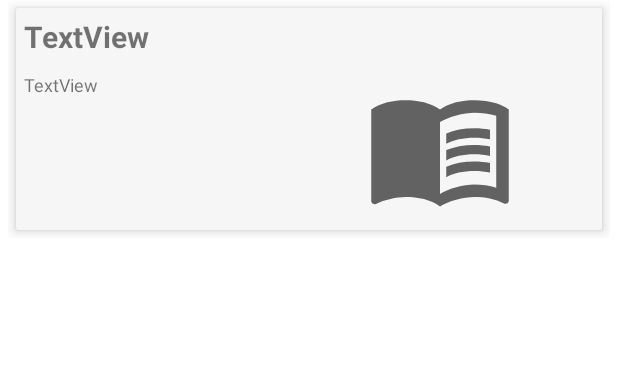
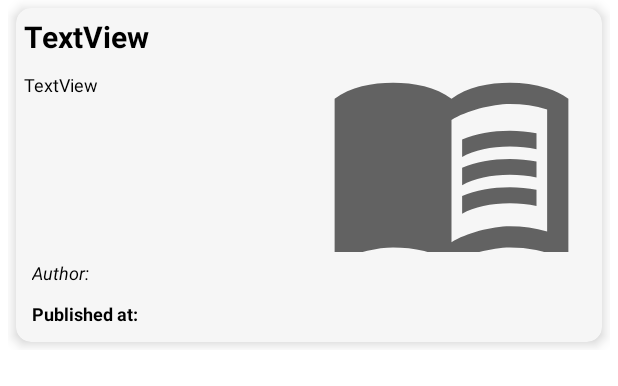
Before and after one commit to UniqueShubham/news-application-repo, an Android app: the layout news_card.xml on its own in the app's theme, with its tools: preview values and no code run, on a phone screen of 412 x 824 dp. Shown: the top 386 px of the screen. Run offline under Robolectric (Android 15) with nearby library versions, the phone set to English and light mode, and no system bars.

Commit message:
News Card Adapter and UI

```diff
--- a/app/src/main/res/layout/news_card.xml
+++ b/app/src/main/res/layout/news_card.xml
@@ -8,11 +8,13 @@
     android:layout_height="wrap_content">
 
     <androidx.cardview.widget.CardView
+        android:id="@+id/cvNews"
         android:layout_width="match_parent"
-        android:layout_height="wrap_content"
+        android:layout_height="match_parent"
         android:layout_margin="5dp"
         app:cardElevation="5dp"
         app:cardUseCompatPadding="false"
+        app:cardCornerRadius="10dp"
         app:cardBackgroundColor="#f6f6f6">
 
         <LinearLayout
@@ -27,30 +29,65 @@
                 android:layout_height="wrap_content"
                 android:text="TextView"
                 android:textSize="20dp"
+                android:textColor="@color/black"
+                android:maxLines="2"
                 android:textStyle="bold" />
 
             <LinearLayout
                 android:layout_width="match_parent"
-                android:layout_height="wrap_content"
+                android:layout_height="120dp"
                 android:layout_marginTop="10dp"
                 android:orientation="horizontal">
 
                 <TextView
                     android:id="@+id/tvDesc"
-                    android:layout_width="wrap_content"
-                    android:layout_height="100dp"
+                    android:layout_width="match_parent"
+                    android:layout_height="match_parent"
                     android:layout_weight="1"
+                    android:ellipsize="end"
+                    android:maxLines="5"
+                    android:textColor="@color/black"
                     android:text="TextView"
                     android:textSize="12dp" />
 
                 <ImageView
                     android:id="@+id/ivPic"
-                    android:layout_width="80dp"
-                    android:layout_height="100dp"
+                    android:layout_width="match_parent"
+                    android:layout_height="match_parent"
                     android:layout_weight="1"
+                    android:padding="10dp"
+                    android:scaleType="centerCrop"
                     android:contentDescription="TODO"
                     app:srcCompat="@drawable/newspaper" />
+
+
             </LinearLayout>
+
+            <TextView
+                android:id="@+id/tvAuthor"
+                android:layout_width="match_parent"
+                android:layout_height="match_parent"
+                android:text="Author:"
+                android:textSize="12dp"
+                android:textColor="@color/black"
+                android:textStyle="italic"
+                android:padding="5dp">
+
+            </TextView>
+
+            <TextView
+                android:id="@+id/tvTime"
+                android:layout_width="match_parent"
+                android:layout_height="match_parent"
+                android:text="Published at:"
+                android:textSize="12dp"
+                android:textColor="@color/black"
+                android:textStyle="bold"
+                android:padding="5dp">
+
+            </TextView>
+
+
         </LinearLayout>
 
     </androidx.cardview.widget.CardView>
--- a/app/src/main/res/values-night/themes.xml
+++ b/app/src/main/res/values-night/themes.xml
@@ -2,8 +2,8 @@
     <!-- Base application theme. -->
     <style name="Theme.NewsApplication" parent="Theme.MaterialComponents.DayNight.NoActionBar">
         <!-- Primary brand color. -->
-        <item name="colorPrimary">@color/purple_200</item>
-        <item name="colorPrimaryVariant">@color/purple_700</item>
+        <item name="colorPrimary">@color/grey_light</item>
+        <item name="colorPrimaryVariant">@color/grey_dark</item>
         <item name="colorOnPrimary">@color/black</item>
         <!-- Secondary brand color. -->
         <item name="colorSecondary">@color/teal_200</item>
--- a/app/src/main/res/values/colors.xml
+++ b/app/src/main/res/values/colors.xml
@@ -1,7 +1,7 @@
 <?xml version="1.0" encoding="utf-8"?>
 <resources>
-    <color name="purple_200">#FFBB86FC</color>
-    <color name="purple_500">#FF6200EE</color>
+    <color name="grey_dark">#BDBDBD</color>
+    <color name="grey_light">#E0E0E0</color>
     <color name="purple_700">#FF3700B3</color>
     <color name="teal_200">#FF03DAC5</color>
     <color name="teal_700">#FF018786</color>
--- a/app/src/main/res/values/themes.xml
+++ b/app/src/main/res/values/themes.xml
@@ -2,11 +2,11 @@
     <!-- Base application theme. -->
     <style name="Theme.NewsApplication" parent="Theme.MaterialComponents.DayNight.NoActionBar">
         <!-- Primary brand color. -->
-        <item name="colorPrimary">@color/purple_500</item>
-        <item name="colorPrimaryVariant">@color/purple_700</item>
+        <item name="colorPrimary">@color/grey_light</item>
+        <item name="colorPrimaryVariant">@color/grey_dark</item>
         <item name="colorOnPrimary">@color/white</item>
         <!-- Secondary brand color. -->
-        <item name="colorSecondary">@color/teal_200</item>
+        <item name="colorSecondary">@color/black</item>
         <item name="colorSecondaryVariant">@color/teal_700</item>
         <item name="colorOnSecondary">@color/black</item>
         <!-- Status bar color. -->
```
Also changed, not shown: app/src/main/java/com/example/newsapplication/NewsCardAdapter.java (added, +83 -0 lines), app/src/main/res/layout/activity_main.xml (+5 -4 lines).
